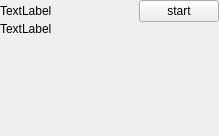
Above: gui/taskwidget.ui from schoebey/taskplanner before the change. Below: the same form after it.
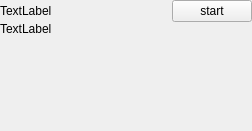
That is the form after the change. Custom widgets are drawn as their Qt base class.

Commit message: gui for properties, context menu for adding properties, improvements to type conversions

Diff of the .ui file:
```diff
--- a/gui/taskwidget.ui
+++ b/gui/taskwidget.ui
@@ -6,8 +6,8 @@
    <rect>
     <x>0</x>
     <y>0</y>
-    <width>219</width>
-    <height>136</height>
+    <width>252</width>
+    <height>131</height>
    </rect>
   </property>
   <property name="sizePolicy">
@@ -79,8 +79,14 @@
       <property name="spacing">
        <number>0</number>
       </property>
-      <item row="0" column="0">
+      <item row="0" column="0" colspan="2">
        <widget class="EditableLabel" name="pDescription">
+        <property name="sizePolicy">
+         <sizepolicy hsizetype="Preferred" vsizetype="Maximum">
+          <horstretch>0</horstretch>
+          <verstretch>0</verstretch>
+         </sizepolicy>
+        </property>
         <property name="text">
          <string>TextLabel</string>
         </property>
@@ -89,6 +95,40 @@
         </property>
        </widget>
       </item>
+      <item row="1" column="0" colspan="2">
+       <widget class="QFrame" name="pDynamicProperties">
+        <property name="frameShadow">
+         <enum>QFrame::Sunken</enum>
+        </property>
+        <layout class="QGridLayout" name="gridLayout_3">
+         <property name="leftMargin">
+          <number>0</number>
+         </property>
+         <property name="topMargin">
+          <number>0</number>
+         </property>
+         <property name="rightMargin">
+          <number>0</number>
+         </property>
+         <property name="bottomMargin">
+          <number>0</number>
+         </property>
+         <property name="spacing">
+          <number>0</number>
+         </property>
+         <item row="0" column="0" colspan="2">
+          <widget class="QFrame" name="pSeparator">
+           <property name="sizePolicy">
+            <sizepolicy hsizetype="Preferred" vsizetype="Maximum">
+             <horstretch>0</horstretch>
+             <verstretch>0</verstretch>
+            </sizepolicy>
+           </property>
+          </widget>
+         </item>
+        </layout>
+       </widget>
+      </item>
      </layout>
     </widget>
    </item>
```
The commit also changes 11 other files.
